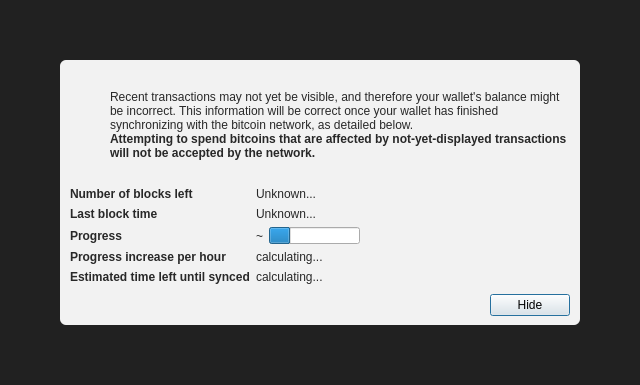
This is src/qt/forms/modaloverlay.ui in mraksoll4/litecoinfinance3 as Qt 5 draws it before an edit. The edited form follows.
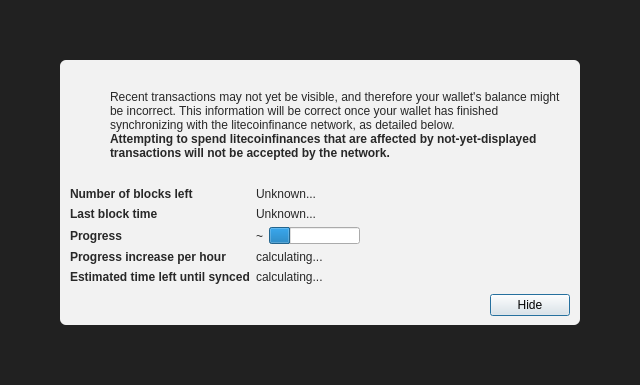
This is the edited form. Icons and pictures are not drawn.

Commit message:
Text change from Bitcoin core, Bitcoin, bitcoin to LitecoinFinance Core, LitecoinFinance, litecoinfinance.
Text change from Bitcoin core, Bitcoin, bitcoin to LitecoinFinance Core, LitecoinFinance, litecoinfinance.

```diff
--- a/src/qt/forms/modaloverlay.ui
+++ b/src/qt/forms/modaloverlay.ui
@@ -130,7 +130,7 @@
              <item>
               <widget class="QLabel" name="infoText">
                <property name="text">
-                <string>Recent transactions may not yet be visible, and therefore your wallet's balance might be incorrect. This information will be correct once your wallet has finished synchronizing with the bitcoin network, as detailed below.</string>
+                <string>Recent transactions may not yet be visible, and therefore your wallet's balance might be incorrect. This information will be correct once your wallet has finished synchronizing with the litecoinfinance network, as detailed below.</string>
                </property>
                <property name="textFormat">
                 <enum>Qt::RichText</enum>
@@ -149,7 +149,7 @@
                 </font>
                </property>
                <property name="text">
-                <string>Attempting to spend bitcoins that are affected by not-yet-displayed transactions will not be accepted by the network.</string>
+                <string>Attempting to spend litecoinfinances that are affected by not-yet-displayed transactions will not be accepted by the network.</string>
                </property>
                <property name="textFormat">
                 <enum>Qt::RichText</enum>
```
The commit also changes 193 other files.
